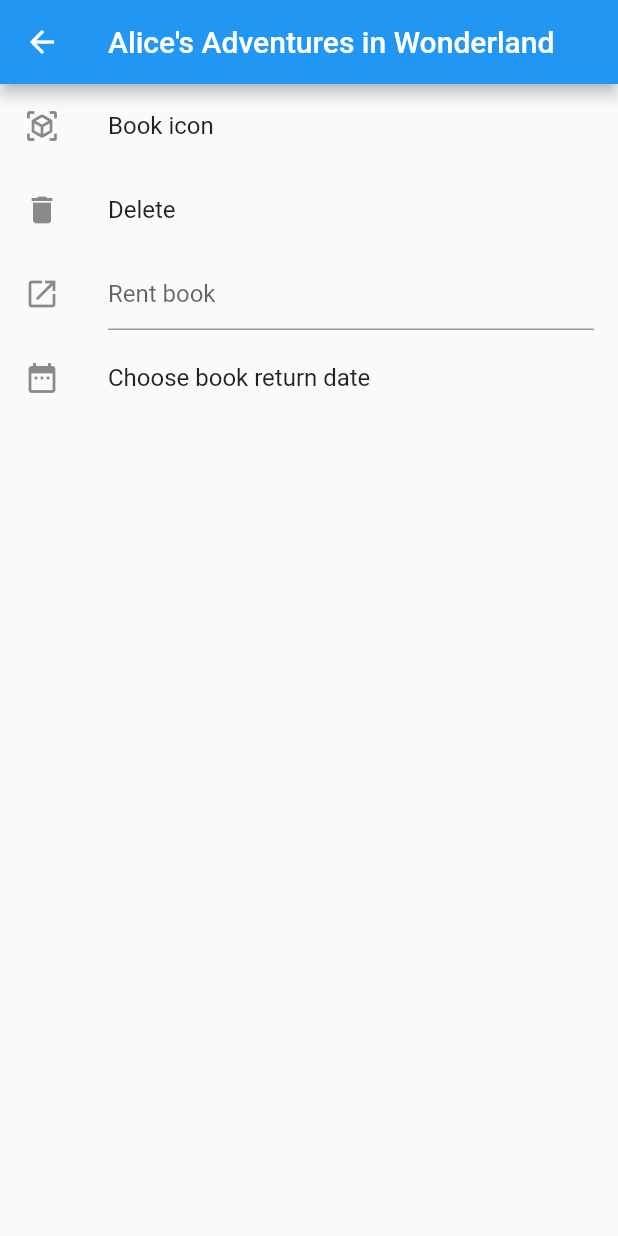
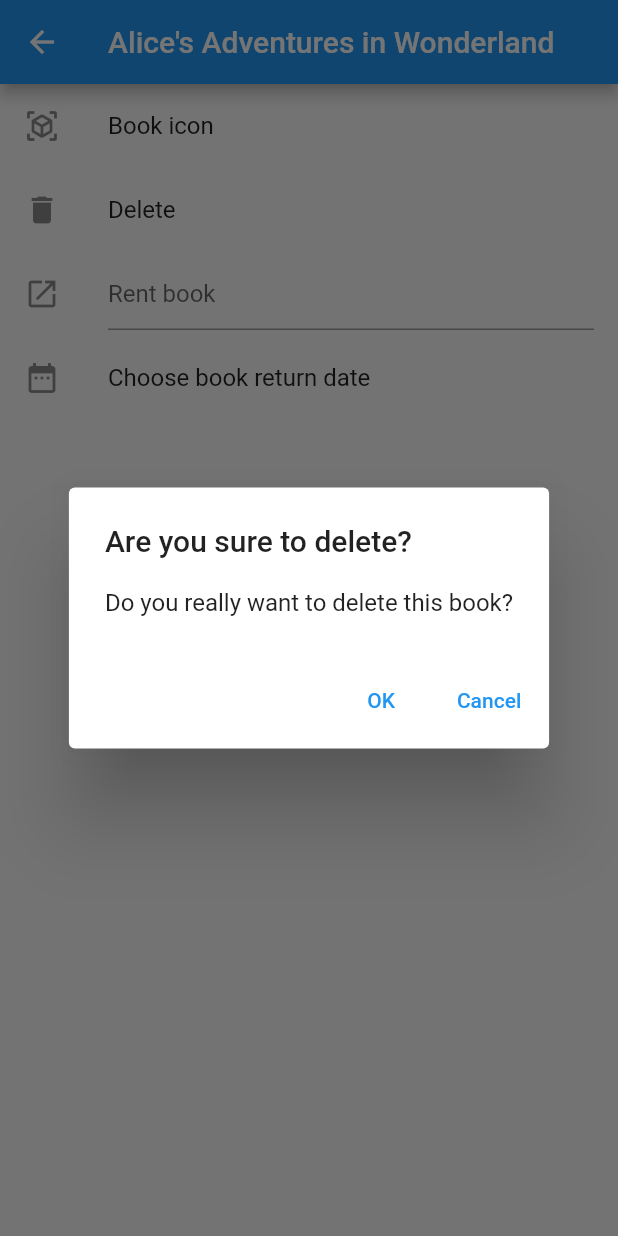
Before and after one commit to dzolotov/bookshelf, a Flutter app: the BooksPage screen opened directly, after a tap on "Alice's Adventures in Wonderland", after a tap on "Delete", on a phone screen of 412 x 824 dp. Run offline on Flutter 3.47's test engine with Material 2 defaults, Android fonts, the phone set to English and light mode, and no system bars; our stand-ins replace logger.

```diff
--- a/lib/navigation/controller.dart
+++ /dev/null
@@ -1,20 +0,0 @@
-import 'package:flutter/cupertino.dart';
-import 'package:flutter/material.dart';
-
-class NavigationController {
-  final GlobalKey<NavigatorState> _key = GlobalKey();
-
-  GlobalKey<NavigatorState> get key => _key;
-
-  void navigateTo(String page, {Object? arguments}) {
-    _key.currentState?.pushNamed(page, arguments: arguments);
-  }
-
-  void pop([Object? result]) {
-    _key.currentState?.pop(result);
-  }
-
-  Future<T> pushDialog<T>(RawDialogRoute<T> route) async {
-    return _key.currentState?.push<T>(route) as Future<T>;
-  }
-}
--- a/lib/navigation/delegate.dart
+++ b/lib/navigation/delegate.dart
@@ -54,6 +54,38 @@ class StackedRouterDelegate extends RouterDelegate
   }
 }
 
+class CustomAnimationPage<T> extends MaterialPage<T> {
+  const CustomAnimationPage({
+    required Widget child,
+    LocalKey? key,
+    String? name,
+    Object? arguments,
+  }) : super(
+          child: child,
+          key: key,
+          name: name,
+          arguments: arguments,
+        );
+
+  @override
+  Route<T> createRoute(BuildContext context) => PageRouteBuilder(
+        transitionDuration: const Duration(seconds: 2),
+        reverseTransitionDuration: const Duration(seconds: 2),
+        settings: this,
+        pageBuilder: (context, animation, secondAnimation) {
+          return FadeTransition(
+            opacity: animation,
+            child: child,
+          );
+        },
+        transitionsBuilder: (context, animation, secondAnimation, child) =>
+            FractionalTranslation(
+          translation: Offset(1 - animation.value, 1 - animation.value),
+          child: child,
+        ),
+      );
+}
+
 class BookshelfRouterDelegate extends RouterDelegate<NavigationStateDTO>
     with ChangeNotifier, PopNavigatorRouterDelegateMixin<NavigationStateDTO> {
   NavigationState state = NavigationState(true, null);
@@ -78,30 +110,30 @@ class BookshelfRouterDelegate extends RouterDelegate<NavigationStateDTO>
     notifyListeners();
   }
 
+  TransitionDelegate delegate = BookshelfTransitionDelegate();
+
   @override
-  Widget build(BuildContext context) {
-    return Navigator(
+  Widget build(BuildContext context) => Navigator(
         onPopPage: (route, result) => route.didPop(result),
-      transitionDelegate: BookshelfTransitionDelegate(),
+        transitionDelegate: delegate,
         key: navigatorKey,
         pages: [
           if (state.isWelcome)
-          const MaterialPage(
+            const CustomAnimationPage(
               child: WelcomeScreen(),
             ),
           if (!state.isWelcome)
-          const MaterialPage(
+            const CustomAnimationPage(
               child: BooksScreen(),
             ),
           if (state.bookId != null)
-          MaterialPage(
+            CustomAnimationPage(
               child: DetailsScreen(
                 BookId(state.bookId!),
               ),
             ),
         ],
       );
-  }
 
   @override
   NavigationStateDTO? get currentConfiguration {
@@ -109,7 +141,7 @@ class BookshelfRouterDelegate extends RouterDelegate<NavigationStateDTO>
   }
 
   @override
-  GlobalKey<NavigatorState>? get navigatorKey => GlobalKey();
+  GlobalKey<NavigatorState> get navigatorKey => GlobalKey();
 
   @override
   Future<void> setNewRoutePath(NavigationStateDTO configuration) {
--- a/lib/screens/books.dart
+++ b/lib/screens/books.dart
@@ -71,9 +71,6 @@ class _BooksPageState extends State<BooksPage> {
                 onTap: () {
                   (Router.of(context).routerDelegate as BookshelfRouterDelegate)
                       .gotoBook(data[index].id);
-                  // context
-                  //     .read<BookshelfRouterDelegate>()
-                  //     .gotoBook(data[index].id);
                 },
               ),
             ),
--- a/lib/screens/details.dart
+++ b/lib/screens/details.dart
@@ -1,11 +1,10 @@
 import 'dart:io';
 
-import 'package:bookshelf/navigation/controller.dart';
+import 'package:bookshelf/navigation/delegate.dart';
 import 'package:bookshelf/utils/confirmation_dialog.dart';
 import 'package:flutter/cupertino.dart';
 import 'package:flutter/foundation.dart';
 import 'package:flutter/material.dart';
-import 'package:provider/provider.dart';
 
 import '../domain/data/books.dart';
 import '../domain/models/book.dart';
@@ -35,19 +34,19 @@ class _DetailsPageState extends State<DetailsPage> {
       onWillPop: () async {
         if (!wasChanges) return true;
         if (modalMode) {
-          final result = Platform.isIOS
+          final result = !kIsWeb && Platform.isIOS
               ? await showCupertinoModalPopup(
                   context: context,
                   builder: (context) => CupertinoActionSheet(
                     actions: [
                       CupertinoActionSheetAction(
                           onPressed: () {
-                            context.read<NavigationController>().pop(true);
+                            Navigator.of(context).pop(true);
                           },
                           child: const Text("OK")),
                       CupertinoActionSheetAction(
                           onPressed: () {
-                            context.read<NavigationController>().pop(false);
+                            Navigator.of(context).pop(false);
                           },
                           child: const Text("Cancel"))
                     ],
@@ -59,13 +58,11 @@ class _DetailsPageState extends State<DetailsPage> {
                     mainAxisSize: MainAxisSize.min,
                     children: [
                       TextButton(
-                        onPressed: () =>
-                            context.read<NavigationController>().pop(true),
+                        onPressed: () => Navigator.of(context).pop(true),
                         child: const Text('OK'),
                       ),
                       TextButton(
-                        onPressed: () =>
-                            context.read<NavigationController>().pop(false),
+                        onPressed: () => Navigator.of(context).pop(false),
                         child: const Text('Cancel'),
                       ),
                     ],
@@ -101,9 +98,9 @@ class _DetailsPageState extends State<DetailsPage> {
                   );
                   if (result == true) {
                     removeBook(book.id);
-                    context
-                        .read<NavigationController>()
-                        .pop(); //перейти в список
+                    (Router.of(context).routerDelegate
+                            as BookshelfRouterDelegate)
+                        .gotoBooks();
                   }
                 },
               ),
--- a/lib/utils/confirmation_dialog.dart
+++ b/lib/utils/confirmation_dialog.dart
@@ -1,33 +1,35 @@
 import 'dart:io';
 
-import 'package:bookshelf/navigation/controller.dart';
 import 'package:flutter/cupertino.dart';
+import 'package:flutter/foundation.dart';
 import 'package:flutter/material.dart';
-import 'package:provider/provider.dart';
+
+import '../navigation/delegate.dart';
 
 extension DialogExt on BuildContext {
   Future<bool?> showConfirmationDialog(
     Widget title,
     Widget content,
   ) async {
-    final controller = read<NavigationController>();
-    if (Platform.isIOS) {
-      return controller.pushDialog<bool?>(CupertinoDialogRoute(
+    if (!kIsWeb && Platform.isIOS) {
+      return Navigator.of(this).push<bool?>(CupertinoDialogRoute(
           builder: (_) => CupertinoAlertDialog(
                 title: title,
                 content: content,
                 actions: [
                   CupertinoButton(
-                      child: const Text('OK'),
-                      onPressed: () => read<NavigationController>().pop(true)),
+                    child: const Text('OK'),
+                    onPressed: () => Navigator.of(this).pop(true),
+                  ),
                   CupertinoButton(
-                      child: const Text('Cancel'),
-                      onPressed: () => read<NavigationController>().pop(false)),
+                    child: const Text('Cancel'),
+                    onPressed: () => Navigator.of(this).pop(false),
+                  ),
                 ],
               ),
           context: this));
     } else {
-      return controller.pushDialog<bool?>(
+      return Navigator.of(this).push<bool?>(
         DialogRoute(
           context: this,
           builder: (_) => AlertDialog(
@@ -35,11 +37,13 @@ extension DialogExt on BuildContext {
             content: content,
             actions: [
               TextButton(
-                  child: const Text('OK'),
-                  onPressed: () => read<NavigationController>().pop(true)),
+                child: const Text('OK'),
+                onPressed: () => Navigator.of(this).pop(true),
+              ),
               TextButton(
-                  child: const Text('Cancel'),
-                  onPressed: () => read<NavigationController>().pop(false)),
+                child: const Text('Cancel'),
+                onPressed: () => Navigator.of(this).pop(false),
+              ),
             ],
           ),
         ),
```
Also changed, not shown: lib/main.dart (+6 -1 lines), lib/navigation/transition.dart (+6 -2 lines), pubspec.lock. Lines whose indentation alone changed are shown as unchanged.
